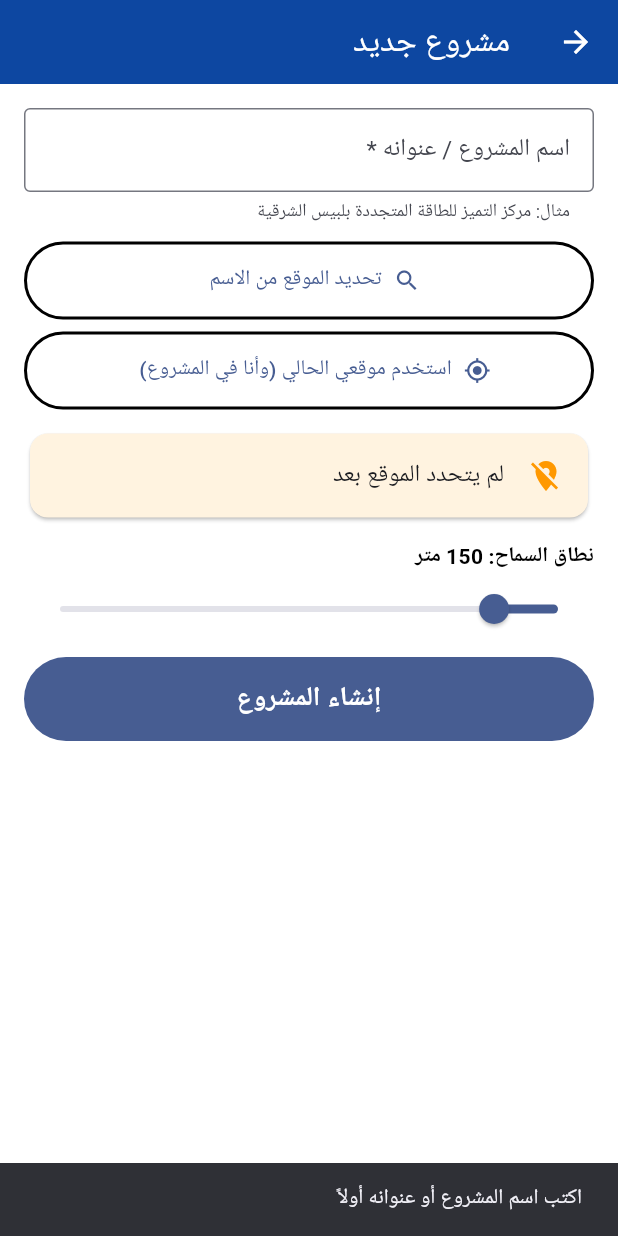
After one commit to gamalghonemy1-bot/site_inspector_1-, a Flutter app: the ProjectEdit screen opened directly, after a tap on "تحديد الموقع من الاسم", on a phone screen of 412 x 824 dp. The commit adds this screen. Run offline on Flutter 3.47's test engine with Material 3 defaults, Android fonts, the phone set to English and light mode, and no system bars; our stand-ins replace connectivity_plus, geocoding, geolocator, image_picker, sqflite, supabase_flutter; accounts and stored records are empty.

Commit message:
Add files via upload

```diff
--- a/lib/screens/engineer_home.dart
+++ b/lib/screens/engineer_home.dart
@@ -2,6 +2,7 @@ import 'dart:async';
 import 'package:flutter/material.dart';
 import 'package:supabase_flutter/supabase_flutter.dart';
 import 'inspection_review.dart';
+import 'projects_screen.dart';
 import 'supervisor_home.dart' show statusAr, statusColor;
 
 class EngineerHome extends StatefulWidget {
@@ -47,6 +48,7 @@ class _EngineerHomeState extends State<EngineerHome> {
   @override
   Widget build(BuildContext context) => Scaffold(
         appBar: AppBar(title: Text('م. ${widget.name}'), actions: [
+          IconButton(tooltip: 'المشاريع', onPressed: () => Navigator.push(context, MaterialPageRoute(builder: (_) => const ProjectsScreen())), icon: const Icon(Icons.domain_add)),
           IconButton(onPressed: _load, icon: const Icon(Icons.refresh)),
           IconButton(onPressed: () => _sb.auth.signOut(), icon: const Icon(Icons.logout)),
         ]),
--- /dev/null
+++ b/lib/screens/project_edit.dart
@@ -0,0 +1,176 @@
+import 'package:flutter/material.dart';
+import 'package:geocoding/geocoding.dart';
+import 'package:geolocator/geolocator.dart';
+import 'package:supabase_flutter/supabase_flutter.dart';
+import '../models/project.dart';
+
+/// إنشاء/تعديل مشروع: الموقع يتحدد إما بالبحث باسم المشروع/عنوانه، أو بموقعك الحالي (وأنت واقف في الموقع).
+class ProjectEdit extends StatefulWidget {
+  final Project? project;
+  const ProjectEdit({super.key, this.project});
+  @override
+  State<ProjectEdit> createState() => _ProjectEditState();
+}
+
+class _ProjectEditState extends State<ProjectEdit> {
+  SupabaseClient get _sb => Supabase.instance.client;
+  final _name = TextEditingController();
+  final _email = TextEditingController();
+  double? _lat, _lng;
+  double _radius = 150;
+  bool _busy = false;
+  List<Map<String, dynamic>> _members = [];
+  Project? _p;
+
+  @override
+  void initState() {
+    super.initState();
+    _p = widget.project;
+    if (_p != null) {
+      _name.text = _p!.name; _lat = _p!.lat; _lng = _p!.lng; _radius = _p!.radiusM.clamp(30, 1000).toDouble();
+      _loadMembers();
+    }
+  }
+
+  void _msg(String m) => ScaffoldMessenger.of(context).showSnackBar(SnackBar(content: Text(m)));
+
+  Future<void> _loadMembers() async {
+    try {
+      final r = await _sb.rpc('list_members', params: {'p_project': _p!.id});
+      if (mounted) setState(() => _members = List<Map<String, dynamic>>.from(r));
+    } catch (_) {}
+  }
+
+  /// البحث باسم المشروع أو عنوانه (يحتاج إنترنت)
+  Future<void> _searchByName() async {
+    final q = _name.text.trim();
+    if (q.isEmpty) { _msg('اكتب اسم المشروع أو عنوانه أولاً'); return; }
+    setState(() => _busy = true);
+    try {
+      final locs = (await locationFromAddress(q)).take(5).toList();
+      if (locs.isEmpty) { _msg('لم أجد الموقع بهذا الاسم. جرّب إضافة المدينة، أو استخدم موقعك الحالي.'); return; }
+      final choices = <Map<String, dynamic>>[];
+      for (final l in locs) {
+        String addr = '';
+        try {
+          final pm = (await placemarkFromCoordinates(l.latitude, l.longitude)).first;
+          addr = [pm.street, pm.locality, pm.administrativeArea].where((s) => (s ?? '').isNotEmpty).join('، ');
+        } catch (_) {}
+        choices.add({'lat': l.latitude, 'lng': l.longitude, 'addr': addr});
+      }
+      if (!mounted) return;
+      final c = await showDialog<Map<String, dynamic>>(context: context, builder: (_) => SimpleDialog(
+        title: const Text('اختر الموقع الصحيح'),
+        children: [for (final c in choices) SimpleDialogOption(
+          onPressed: () => Navigator.pop(context, c),
+          child: Text('${c['addr'] == '' ? 'موقع' : c['addr']}\n(${(c['lat'] as double).toStringAsFixed(5)}, ${(c['lng'] as double).toStringAsFixed(5)})'))],
+      ));
+      if (c != null) setState(() { _lat = c['lat']; _lng = c['lng']; });
+    } catch (e) {
+      _msg('تعذر البحث (تحقق من الإنترنت). استخدم موقعك الحالي.');
+    } finally {
+      if (mounted) setState(() => _busy = false);
+    }
+  }
+
+  /// تحديد الموقع من الـ GPS وأنت واقف في المشروع (الأدق)
+  Future<void> _useCurrent() async {
+    setState(() => _busy = true);
+    try {
+      var perm = await Geolocator.checkPermission();
+      if (perm == LocationPermission.denied) perm = await Geolocator.requestPermission();
+      if (perm == LocationPermission.denied || perm == LocationPermission.deniedForever) { _msg('اسمح للتطبيق باستخدام الموقع'); return; }
+      final pos = await Geolocator.getCurrentPosition(desiredAccuracy: LocationAccuracy.best, timeLimit: const Duration(seconds: 20));
+      setState(() { _lat = pos.latitude; _lng = pos.longitude; });
+      _msg('تم أخذ موقعك الحالي (دقة ${pos.accuracy.round()} م)');
+    } catch (_) {
+      _msg('تعذر تحديد الموقع. فعّل الـ GPS وأعد المحاولة.');
+    } finally {
+      if (mounted) setState(() => _busy = false);
+    }
+  }
+
+  Future<void> _save() async {
+    if (_name.text.trim().isEmpty || _lat == null || _lng == null) { _msg('اكتب الاسم وحدد الموقع أولاً'); return; }
+    setState(() => _busy = true);
+    try {
+      if (_p == null) {
+        final id = await _sb.rpc('create_project', params: {'p_name': _name.text.trim(), 'p_lat': _lat, 'p_lng': _lng, 'p_radius': _radius});
+        _p = Project(id: id as String, name: _name.text.trim(), lat: _lat!, lng: _lng!, radiusM: _radius);
+        _msg('تم إنشاء المشروع. أضف المشرفين الآن.');
+        await _loadMembers();
+      } else {
+        await _sb.rpc('update_project', params: {'p_project': _p!.id, 'p_name': _name.text.trim(), 'p_lat': _lat, 'p_lng': _lng, 'p_radius': _radius});
+        _msg('تم حفظ التعديلات');
+      }
+      setState(() {});
+    } on PostgrestException catch (e) {
+      _msg(e.message);
+    } catch (_) {
+      _msg('تعذر الحفظ. تحقق من الإنترنت.');
+    } finally {
+      if (mounted) setState(() => _busy = false);
+    }
+  }
+
+  Future<void> _addMember() async {
+    if (_email.text.trim().isEmpty) return;
+    try {
+      final nm = await _sb.rpc('add_member', params: {'p_project': _p!.id, 'p_email': _email.text.trim()});
+      _msg('تمت إضافة ${nm ?? ''}');
+      _email.clear();
+      _loadMembers();
+    } on PostgrestException catch (e) {
+      _msg(e.message);
+    }
+  }
+
+  Future<void> _removeMember(String uid) async {
+    try {
+      await _sb.rpc('remove_member', params: {'p_project': _p!.id, 'p_user': uid});
+      _loadMembers();
+    } on PostgrestException catch (e) {
+      _msg(e.message);
+    }
+  }
+
+  @override
+  Widget build(BuildContext context) => Scaffold(
+        appBar: AppBar(title: Text(_p == null ? 'مشروع جديد' : 'تعديل المشروع')),
+        body: ListView(padding: const EdgeInsets.all(16), children: [
+          TextField(controller: _name, decoration: const InputDecoration(labelText: 'اسم المشروع / عنوانه *', helperText: 'مثال: مركز التميز للطاقة المتجددة بلبيس الشرقية')),
+          const SizedBox(height: 12),
+          OutlinedButton.icon(onPressed: _busy ? null : _searchByName, icon: const Icon(Icons.search), label: const Text('تحديد الموقع من الاسم')),
+          const SizedBox(height: 8),
+          OutlinedButton.icon(onPressed: _busy ? null : _useCurrent, icon: const Icon(Icons.my_location), label: const Text('استخدم موقعي الحالي (وأنا في المشروع)')),
+          const SizedBox(height: 12),
+          Card(color: _lat == null ? Colors.orange.shade50 : Colors.green.shade50, child: ListTile(
+            leading: Icon(_lat == null ? Icons.location_off : Icons.location_on, color: _lat == null ? Colors.orange : Colors.green),
+            title: Text(_lat == null ? 'لم يتحدد الموقع بعد' : 'الموقع: ${_lat!.toStringAsFixed(5)}, ${_lng!.toStringAsFixed(5)}'),
+          )),
+          const SizedBox(height: 12),
+          Text('نطاق السماح: ${_radius.round()} متر', style: const TextStyle(fontWeight: FontWeight.bold)),
+          Slider(value: _radius, min: 30, max: 1000, divisions: 97, label: '${_radius.round()}', onChanged: (v) => setState(() => _radius = v)),
+          const SizedBox(height: 8),
+          FilledButton(onPressed: _busy ? null : _save, child: _busy ? const CircularProgressIndicator() : Text(_p == null ? 'إنشاء المشروع' : 'حفظ')),
+          if (_p != null) ...[
+            const Divider(height: 40),
+            const Text('الفريق', style: TextStyle(fontSize: 18, fontWeight: FontWeight.bold)),
+            for (final m in _members)
+              ListTile(
+                leading: Icon(m['role'] == 'engineer' ? Icons.engineering : Icons.badge),
+                title: Text(m['full_name'] ?? ''), subtitle: Text('${m['email']}'),
+                trailing: m['user_id'] == _sb.auth.currentUser!.id ? null
+                    : IconButton(icon: const Icon(Icons.person_remove, color: Colors.red), onPressed: () => _removeMember(m['user_id'])),
+              ),
+            const SizedBox(height: 8),
+            Row(children: [
+              Expanded(child: TextField(controller: _email, keyboardType: TextInputType.emailAddress, decoration: const InputDecoration(labelText: 'بريد مشرف لإضافته'))),
+              const SizedBox(width: 8),
+              IconButton.filled(onPressed: _addMember, icon: const Icon(Icons.person_add)),
+            ]),
+          ],
+          const SizedBox(height: 40),
+        ]),
+      );
+}
```
